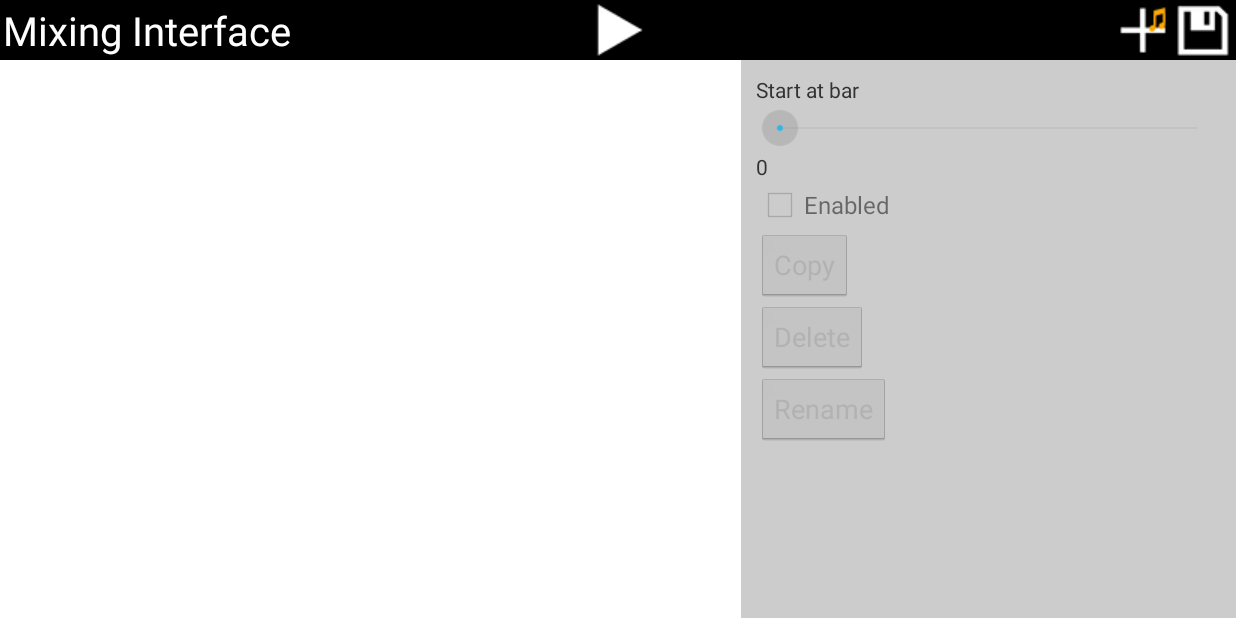
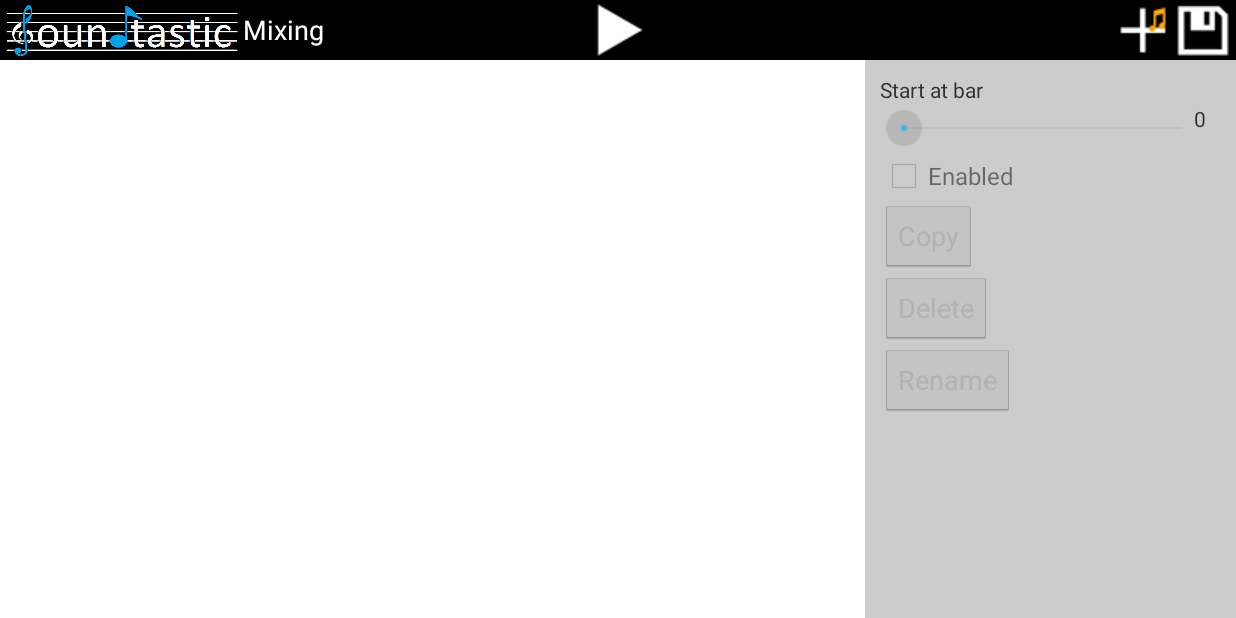
Before and after one commit to dino-keskic/soundtastic, an Android app: the MixingInterface screen opened directly, with no data from a screen before it, on a phone screen of 824 x 412 dp (held sideways). Run offline under Robolectric (Android 15) with nearby library versions, the phone set to English and light mode, and no system bars.

Commit message:
[MP, TR] Refactoring, new logo

```diff
--- a/Soundtasitc/app/src/main/java/soundtastic/soundtasitc/MixingInterface.java
+++ b/Soundtasitc/app/src/main/java/soundtastic/soundtasitc/MixingInterface.java
@@ -27,6 +27,8 @@ import soundtastic.soundtasitc.ProjectInfos;
 public class MixingInterface extends Activity implements View.OnClickListener {
 
     ImageButton buttonPlayAll;
+    SeekBar startAtBar;
+    TextView startAtValue;
 
     TrackLayout[] trackLayouts;
 
@@ -35,8 +37,7 @@ public class MixingInterface extends Activity implements View.OnClickListener {
     Button buttonCopyTrack;
     Button buttonRenameTrack;
     CheckBox enableCheckbox;
-    SeekBar startAtBar;
-    TextView startAtValue;
+
     private MediaPlayer mixint_media_player = null;
 
     public int MAX_TRACK = 4;
@@ -53,14 +54,14 @@ public class MixingInterface extends Activity implements View.OnClickListener {
         // Initialisation of all elements
         trackLayouts = new TrackLayout[MAX_TRACK];
 
-        buttonPlayAll = (ImageButton) findViewById(R.id.mi_play_all);
-        buttonAddSounds = (ImageButton) findViewById(R.id.mi_add_sounds);
-        buttonDeleteTrack = (Button) findViewById(R.id.mi_track_delete);
-        buttonCopyTrack = (Button) findViewById(R.id.mi_track_copy);
-        buttonRenameTrack = (Button) findViewById(R.id.mi_track_rename);
-        startAtBar = (SeekBar) findViewById(R.id.mi_start_at_bar);
-        startAtValue = (TextView) findViewById(R.id.mi_start_at_value);
-        enableCheckbox = (CheckBox) findViewById(R.id.mi_enabled);
+        buttonPlayAll = (ImageButton) findViewById(R.id.mixint_play_all);
+        buttonAddSounds = (ImageButton) findViewById(R.id.mixint_add_sounds);
+        buttonDeleteTrack = (Button) findViewById(R.id.mixint_track_delete);
+        buttonCopyTrack = (Button) findViewById(R.id.mixint_track_copy);
+        buttonRenameTrack = (Button) findViewById(R.id.mixint_track_rename);
+        enableCheckbox = (CheckBox) findViewById(R.id.mixint_enabled);
+        startAtBar = (SeekBar) findViewById(R.id.mixint_start_at_bar);
+        startAtValue = (TextView) findViewById(R.id.mixint_start_at_value);
 
 
         for(int i = 0;i < MAX_TRACK;i++)
@@ -102,27 +103,6 @@ public class MixingInterface extends Activity implements View.OnClickListener {
               }
           }
         );
-        startAtBar.setOnSeekBarChangeListener(new SeekBar.OnSeekBarChangeListener(){
-
-            @Override
-            public void onProgressChanged(SeekBar seekBar, int progress, boolean fromUser) {
-               startAtValue.setText(String.valueOf(progress));
-                TrackInfo ti = ProjectInfos.getInstance().getSelectedTrack();
-                if(ti != null)
-                    ti.setStartAt(progress);
-            }
-
-            @Override
-            public void onStartTrackingTouch(SeekBar seekBar) {
-
-            }
-
-            @Override
-            public void onStopTrackingTouch(SeekBar seekBar) {
-
-            }
-        });
-
 
         // ClickListener
         buttonPlayAll.setOnClickListener(this);
@@ -219,19 +199,40 @@ public class MixingInterface extends Activity implements View.OnClickListener {
         }
 
         switch(v.getId()) {
-            case R.id.mi_track_delete:
+            case R.id.mixint_track_delete:
                 deleteTrack();
                 break;
-            case R.id.mi_track_copy:
+            case R.id.mixint_track_copy:
                 copyTrack();
                 break;
-            case R.id.mi_track_rename:
+            case R.id.mixint_track_rename:
                 renameTrack();
                 break;
-             case R.id.mi_add_sounds:
+             case R.id.mixint_add_sounds:
                  createTrack();
                 break;
         }
+
+        startAtBar.setOnSeekBarChangeListener(new SeekBar.OnSeekBarChangeListener(){
+
+            @Override
+            public void onProgressChanged(SeekBar seekBar, int progress, boolean fromUser) {
+                startAtValue.setText(String.valueOf(progress));
+                TrackInfo ti = ProjectInfos.getInstance().getSelectedTrack();
+                if(ti != null)
+                    ti.setStartAt(progress);
+            }
+
+            @Override
+            public void onStartTrackingTouch(SeekBar seekBar) {
+
+            }
+
+            @Override
+            public void onStopTrackingTouch(SeekBar seekBar) {
+
+            }
+        });
     }
 
     private void selectCurrentTrack() {
@@ -329,15 +330,20 @@ public class MixingInterface extends Activity implements View.OnClickListener {
         dialog.setTitle("Add new track");
         dialog.show();
 
-        final Button mic = (Button) dialog.findViewById(R.id.mi_add_sounds_mic);
-        final EditText title = (EditText) dialog.findViewById(R.id.mi_add_sounds_title);
+        final Button mic = (Button) dialog.findViewById(R.id.mixint_add_sounds_mic);
+        final EditText title = (EditText) dialog.findViewById(R.id.mixint_add_sounds_title);
 
         if(mic != null)
         {
             mic.setOnClickListener(new View.OnClickListener() {
                 @Override
                 public void onClick(View v) {
-                    addTrack(title.getText().toString());
+                    if(title.getText().toString().isEmpty()) {
+                        addTrack(title.getHint().toString());
+                    }
+                    else {
+                        addTrack(title.getText().toString());
+                    }
                     dialog.cancel();
                 }
             });
@@ -358,9 +364,9 @@ public class MixingInterface extends Activity implements View.OnClickListener {
         dialog.setTitle("Rename track");
         dialog.show();
 
-        final Button mic = (Button) dialog.findViewById(R.id.mi_rename_track_save);
-        final EditText title = (EditText) dialog.findViewById(R.id.mi_rename_track_title);
-        final TextView old_title = (TextView) dialog.findViewById(R.id.mi_rename_track_oldtitle);
+        final Button mic = (Button) dialog.findViewById(R.id.mixint_rename_track_save);
+        final EditText title = (EditText) dialog.findViewById(R.id.mixint_rename_track_title);
+        final TextView old_title = (TextView) dialog.findViewById(R.id.mixint_rename_track_oldtitle);
 
         old_title.setText(ti.getTrackName().toString());
 
@@ -369,7 +375,12 @@ public class MixingInterface extends Activity implements View.OnClickListener {
             mic.setOnClickListener(new View.OnClickListener() {
                 @Override
                 public void onClick(View v) {
-                    editTrackName(title.getText().toString());
+                    if(title.getText().toString().isEmpty()) {
+                        editTrackName(title.getHint().toString());
+                    }
+                    else {
+                        editTrackName(title.getText().toString());
+                    }
                     dialog.cancel();
                 }
             });
--- a/Soundtasitc/app/src/main/res/layout/mixing_interface.xml
+++ b/Soundtasitc/app/src/main/res/layout/mixing_interface.xml
@@ -12,16 +12,25 @@
         android:background="@color/black"
         >
 
+        <ImageView
+            android:layout_width="@dimen/sountastic_logo"
+            android:layout_height="match_parent"
+            android:src="@drawable/logo"
+            android:id="@+id/mixint_logo" />
+
         <TextView
             android:layout_width="wrap_content"
             android:layout_height="wrap_content"
             android:text="@string/mixint_header"
             android:textColor="@color/white"
-            android:textSize="@dimen/mixinginterface_title"/>
+            android:textSize="@dimen/mixinginterface_title"
+            android:layout_centerVertical="true"
+            android:layout_toRightOf="@+id/mixint_logo"
+            android:layout_toEndOf="@+id/mixint_logo" />
 
         <ImageButton
             android:src="@drawable/btn_global_play"
-            android:id="@+id/mi_play_all"
+            android:id="@+id/mixint_play_all"
             android:background="@color/button_background"
             android:layout_width="wrap_content"
             android:layout_height="wrap_content"
@@ -30,17 +39,17 @@
 
         <ImageButton
             android:src="@drawable/btn_add_sounds"
-            android:id="@+id/mi_add_sounds"
+            android:id="@+id/mixint_add_sounds"
             android:background="@color/button_background"
             android:layout_width="wrap_content"
             android:layout_height="wrap_content"
             android:layout_alignParentTop="true"
-            android:layout_toLeftOf="@+id/mi_export_midi"
-            android:layout_toStartOf="@+id/mi_export_midi" />
+            android:layout_toLeftOf="@+id/mixint_export_midi"
+            android:layout_toStartOf="@+id/mixint_export_midi" />
 
         <ImageButton
             android:src="@drawable/btn_save"
-            android:id="@+id/mi_export_midi"
+            android:id="@+id/mixint_export_midi"
             android:background="@color/button_background"
             android:layout_width="wrap_content"
             android:layout_height="wrap_content"
@@ -61,7 +70,7 @@
             android:layout_width="0dp"
             android:layout_height="match_parent"
             android:background="@color/white"
-            android:layout_weight=".6"
+            android:layout_weight=".7"
             android:padding="@dimen/activity_vertical_margin"
             >
 
@@ -309,58 +318,68 @@
             </RelativeLayout>
         </LinearLayout>
 
-        <LinearLayout
+        <RelativeLayout
             android:orientation="vertical"
             android:layout_width="0dp"
             android:layout_height="match_parent"
             android:background="#cccccc"
-            android:layout_weight=".40"
+            android:layout_weight=".3"
             android:padding="@dimen/activity_vertical_margin"
             >
 
             <TextView
                 android:layout_width="wrap_content"
                 android:layout_height="wrap_content"
-                android:text="@string/mixint_bar" />
+                android:text="@string/mixint_bar"
+                android:id="@+id/mixint_start_at_bar_title"/>
 
             <SeekBar
-                android:layout_width="match_parent"
+                android:layout_width="fill_parent"
                 android:layout_height="wrap_content"
                 android:max="60"
-                android:id="@+id/mi_start_at_bar" />
+                android:id="@+id/mixint_start_at_bar"
+                android:layout_marginRight="10dp"
+                android:layout_below="@+id/mixint_start_at_bar_title"/>
 
             <TextView
-                android:layout_width="match_parent"
+                android:layout_width="wrap_content"
                 android:layout_height="wrap_content"
                 android:text="0"
-                android:id="@+id/mi_start_at_value" />
+                android:id="@+id/mixint_start_at_value"
+                android:layout_alignTop="@+id/mixint_start_at_bar"
+                android:layout_alignRight="@+id/mixint_start_at_bar"
+                android:layout_alignEnd="@+id/mixint_start_at_bar" />
 
             <CheckBox
                 android:layout_width="wrap_content"
                 android:layout_height="wrap_content"
                 android:text="@string/mixint_enabled"
-                android:id="@+id/mi_enabled" />
+                android:id="@+id/mixint_enabled"
+                android:layout_below="@+id/mixint_start_at_bar" />
 
             <Button
                 android:layout_width="wrap_content"
                 android:layout_height="wrap_content"
                 android:text="Copy"
-                android:id="@+id/mi_track_copy" />
+                android:id="@+id/mixint_track_copy"
+                android:layout_below="@+id/mixint_enabled"/>
 
             <Button
                 android:layout_width="wrap_content"
                 android:layout_height="wrap_content"
                 android:text="Delete"
-                android:id="@+id/mi_track_delete" />
+                android:id="@+id/mixint_track_delete"
+                android:layout_below="@+id/mixint_track_copy"/>
 
             <Button
                 android:layout_width="wrap_content"
                 android:layout_height="wrap_content"
                 android:text="@string/mixint_rename"
-                android:id="@+id/mi_track_rename" />
+                android:id="@+id/mixint_track_rename"
+                android:layout_below="@+id/mixint_track_delete"/>
 
 
-        </LinearLayout>
+        </RelativeLayout>
 
     </LinearLayout>
 
--- a/Soundtasitc/app/src/main/res/values/dimens.xml
+++ b/Soundtasitc/app/src/main/res/values/dimens.xml
@@ -6,6 +6,9 @@
 
     <dimen name="add_sounds_titletext">12pt</dimen>
     <dimen name="add_sounds_title">12pt</dimen>
-    <dimen name="mixinginterface_title">12pt</dimen>
+    <dimen name="mixinginterface_title">8pt</dimen>
+    <dimen name="recordinterface_title">8pt</dimen>
+
+    <dimen name="sountastic_logo">160dp</dimen>
 
 </resources>
--- a/Soundtasitc/app/src/main/res/values/strings.xml
+++ b/Soundtasitc/app/src/main/res/values/strings.xml
@@ -5,13 +5,17 @@
     <string name="title_activity_play_midi">Media Player</string>
 
     <!-- Mixing Interface -->
-    <string name="mixint_header">Mixing Interface</string>
+    <string name="mixint_header">Mixing</string>
     <string name="mixint_bar">Start at bar</string>
     <string name="mixint_enabled">Enabled</string>
     <string name="mixint_copy">Copy</string>
     <string name="mixint_del">Delete</string>
     <string name="mixint_edit">Edit</string>
     <string name="mixint_rename">Rename</string>
+    <string name="mixint_save">Save</string>
+    <string name="mixint_emptytitle">Empty Title</string>
+    <string name="mixint_newtitle">New:</string>
+    <string name="mixint_oldtitle">Old:</string>
 
     <!-- settings_dialog.xml -->
     <string name="setdial_ticks_min">Ticks/Min:</string>
@@ -27,5 +31,8 @@
     <!-- GridView -->
     <string name="gridview_header">Edit Track</string>
 
+    <!-- Record Interface -->
+    <string name="recint_header">Record</string>
+
 
 </resources>
```
Also changed, not shown: Soundtasitc/app/src/main/res/layout/activity_record.xml (+13 -6 lines), Soundtasitc/app/src/main/res/layout/add_sounds.xml (+9 -8 lines), Soundtasitc/app/src/main/res/layout/rename_track.xml (+19 -19 lines), Soundtasitc/app/src/main/res/drawable/logo.png.
